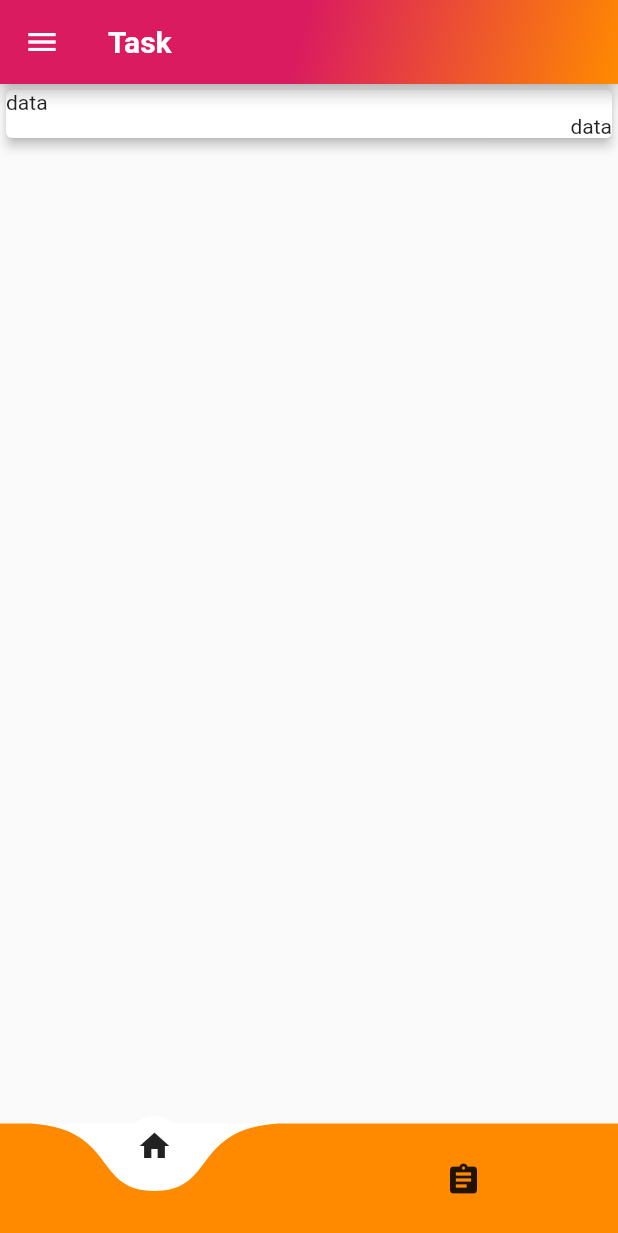
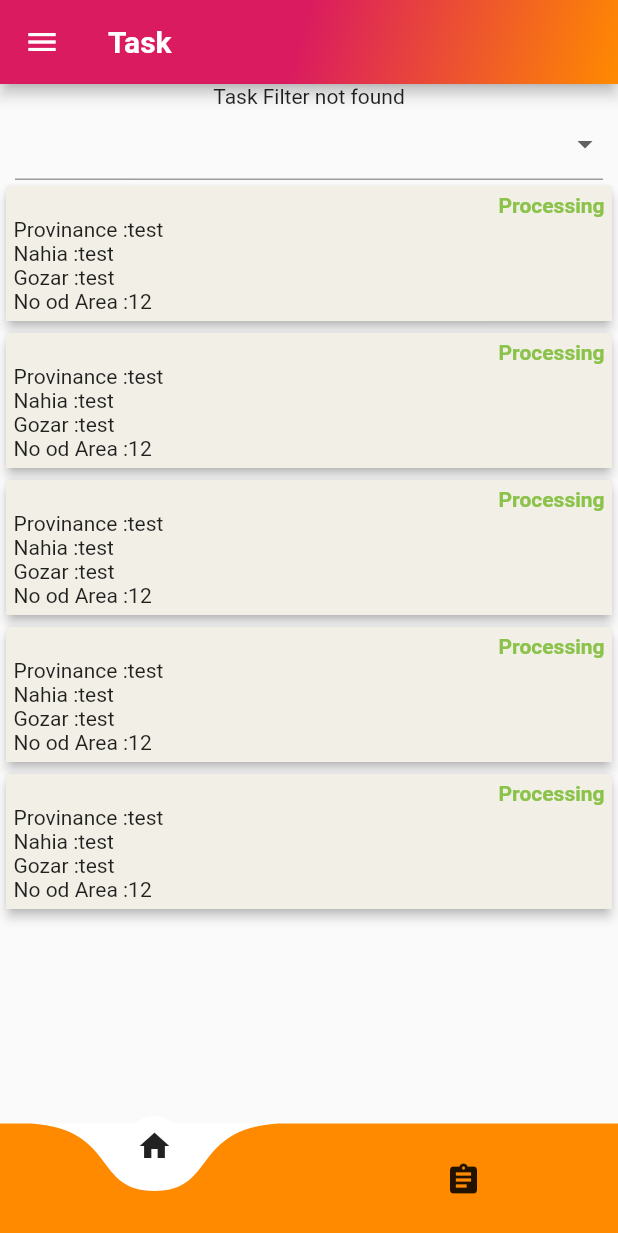
Before and after one commit to shikhars371/ic-data-collector, a Flutter app: the TaskPage screen opened directly, on a phone screen of 412 x 824 dp. Shown: the top 1233 px of the screen. Run offline on Flutter 3.47's test engine with Material 2 defaults, Android fonts, the phone set to English and light mode, and no system bars; drawn by our look-alikes of curved_navigation_bar; our stand-ins replace page_transition, shared_preferences; missing offline and left inert: grouped_buttons; accounts and stored records are empty; network calls fail.

Commit message:
new page added

```diff
--- a/lib/main.dart
+++ b/lib/main.dart
@@ -9,6 +9,7 @@ import './pages/dashboard.dart';
 import './localization/app_translations_delegate.dart';
 import './localization/application.dart';
 import './controllers/auth.dart';
+import './controllers/task.dart';
 
 Future<Null> main() async {
   runApp(LocalisedApp());
@@ -37,6 +38,9 @@ class LocalisedAppState extends State<LocalisedApp> {
       providers: [
         ChangeNotifierProvider(
           create: (_) => AuthModel(),
+        ),
+        ChangeNotifierProvider(
+          create: (_) => TaskModel(),
         )
       ],
       child: MaterialApp(
--- a/lib/pages/task.dart
+++ b/lib/pages/task.dart
@@ -1,8 +1,11 @@
 import 'package:flutter/material.dart';
+import 'package:provider/provider.dart';
 
 import '../localization/app_translations.dart';
 import '../utils/buttomnavbar.dart';
 import '../utils/appdrawer.dart';
+import '../controllers/task.dart';
+import './surveylist.dart';
 
 class TaskPage extends StatefulWidget {
   @override
@@ -10,12 +13,104 @@ class TaskPage extends StatefulWidget {
 }
 
 class _TaskPageState extends State<TaskPage> {
+  @override
+  void initState() {
+    Future.delayed(Duration.zero).then((_) {
+      Provider.of<TaskModel>(context).getAssignments();
+    });
+    super.initState();
+  }
+
   String setapptext({String key}) {
     return AppTranslations.of(context).text(key);
   }
 
   @override
   Widget build(BuildContext context) {
+    Widget customDropDown({String headerlable, List<String> items}) {
+      return Container(
+        child: Column(
+          children: <Widget>[
+            Text(
+              setapptext(key: headerlable),
+            ),
+            Container(
+              padding: EdgeInsets.only(left: 10, right: 10),
+              child: DropdownButtonFormField(
+                items: items.map((String value) {
+                  return DropdownMenuItem<String>(
+                    value: value,
+                    child: Text(value),
+                  );
+                }).toList(),
+                onChanged: (String value) {
+                  value = value;
+                },
+                //onSaved: ,
+              ),
+            )
+          ],
+        ),
+      );
+    }
+
+    Widget listcard(
+        {String status,
+        Color statuscolor,
+        String provinance,
+        String nahia,
+        String gozar,
+        String area}) {
+      return GestureDetector(
+        onTap: () {
+          Navigator.push(
+            context,
+            MaterialPageRoute(
+              builder: (BuildContext context) => SurveyPage(),
+            ),
+          );
+        },
+        child: Card(
+          elevation: 3.0,
+          child: Container(
+            decoration: BoxDecoration(
+              color: Color.fromRGBO(242, 239, 230, 1),
+            ),
+            padding: EdgeInsets.all(5.0),
+            child: Column(
+              mainAxisSize: MainAxisSize.min,
+              children: <Widget>[
+                Align(
+                  alignment: Alignment.topRight,
+                  child: Text(
+                    status,
+                    style: TextStyle(
+                        color: statuscolor, fontWeight: FontWeight.bold),
+                  ),
+                ),
+                Align(
+                  alignment: Alignment.topLeft,
+                  child: Text("Provinance :$provinance"),
+                ),
+                Align(
+                  alignment: Alignment.topLeft,
+                  child: Text("Nahia :$nahia"),
+                ),
+                Align(
+                  alignment: Alignment.topLeft,
+                  child: Text("Gozar :$gozar"),
+                ),
+                Align(
+                  alignment: Alignment.topLeft,
+                  child: Text("No od Area :$area"),
+                )
+              ],
+            ),
+          ),
+        ),
+      );
+    }
+
     return Scaffold(
       appBar: AppBar(
         title: Text(
@@ -38,23 +133,36 @@ class _TaskPageState extends State<TaskPage> {
       ),
       bottomNavigationBar: appbuttomnavbar(context),
       drawer: AppDrawer(),
-      body: Container(
-        child: Card(
-          elevation: 3.0,
-          child: Column(
-            mainAxisSize: MainAxisSize.min,
-            children: <Widget>[
-              Align(
-                alignment: Alignment.topLeft,
-                child: Text("data"),
-              ),
-              Align(
-                alignment: Alignment.topRight,
-                child: Text("data"),
-              )
-            ],
-          ),
-        ),
+      body: Consumer<TaskModel>(
+        builder: (context, data, child) {
+          return data.state == AppState.Busy
+              ? Center(
+                  child: CircularProgressIndicator(),
+                )
+              : Column(
+                  children: <Widget>[
+                    Container(
+                      child: customDropDown(
+                          headerlable: 'Task Filter',
+                          items: ['Assigned', 'Processing', 'Completed']),
+                    ),
+                    Expanded(
+                      child: ListView.builder(
+                        itemCount: 5,
+                        itemBuilder: (context, index) {
+                          return listcard(
+                              status: 'Processing',
+                              statuscolor: Colors.lightGreen,
+                              provinance: 'test',
+                              nahia: 'test',
+                              gozar: 'test',
+                              area: '12');
+                        },
+                      ),
+                    )
+                  ],
+                );
+        },
       ),
     );
   }
--- a/pubspec.yaml
+++ b/pubspec.yaml
@@ -20,6 +20,7 @@ dependencies:
   curved_navigation_bar: ^0.3.1
   flutter_staggered_grid_view: ^0.3.0
   page_transition: ^1.1.5
+  sqflite: ^1.2.0
 
 dev_dependencies:
   flutter_test:
```
Also changed, not shown: lib/controllers/task.dart (added, +47 -0 lines), lib/pages/surveylist.dart (added, +50 -0 lines), pubspec.lock, 1 other file.
